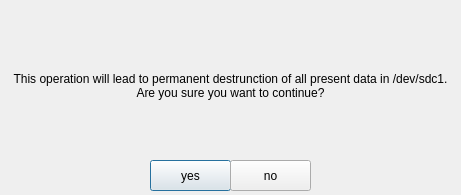
Qt form zuluCrypt-gui/createvolumedialog.ui (mhogomchungu/zuluCrypt) before a commit.
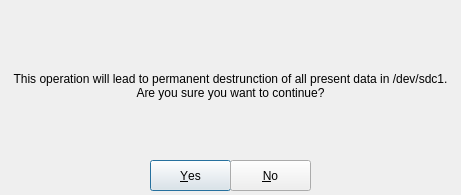
The same form after that commit.

```diff
--- a/zuluCrypt-gui/createvolumedialog.ui
+++ b/zuluCrypt-gui/createvolumedialog.ui
@@ -26,7 +26,7 @@
     </rect>
    </property>
    <property name="text">
-    <string>yes</string>
+    <string>&amp;Yes</string>
    </property>
   </widget>
   <widget class="QPushButton" name="pbNo">
@@ -39,7 +39,7 @@
     </rect>
    </property>
    <property name="text">
-    <string>no</string>
+    <string>&amp;No</string>
    </property>
   </widget>
   <widget class="QLabel" name="label_1">
```
